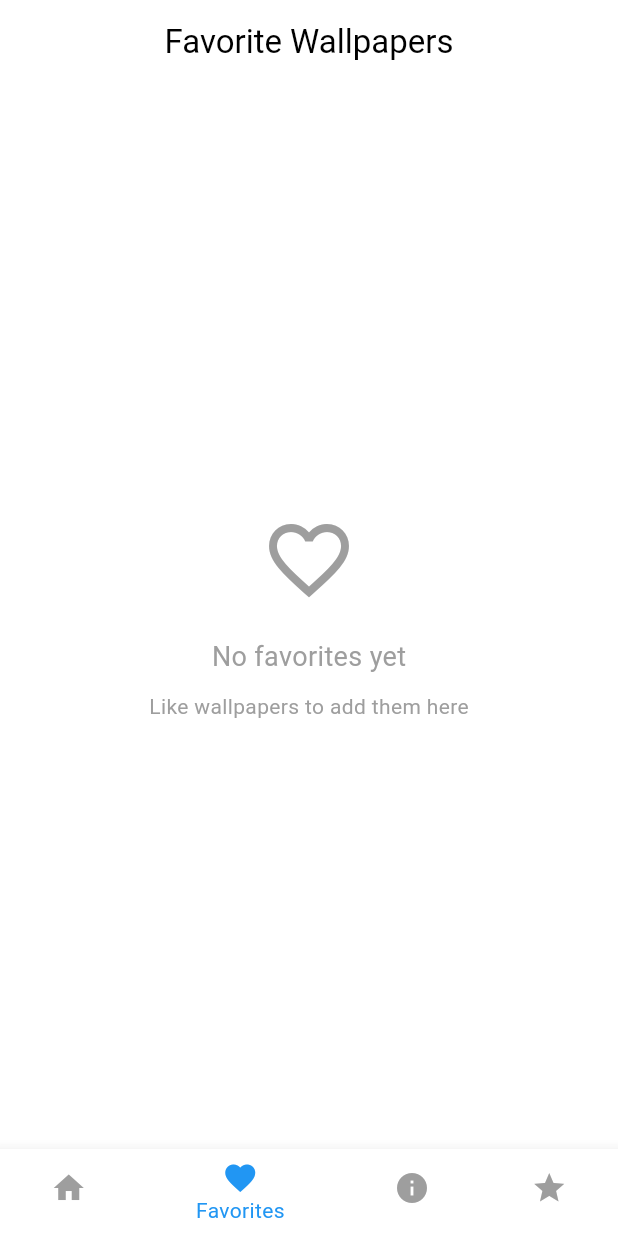
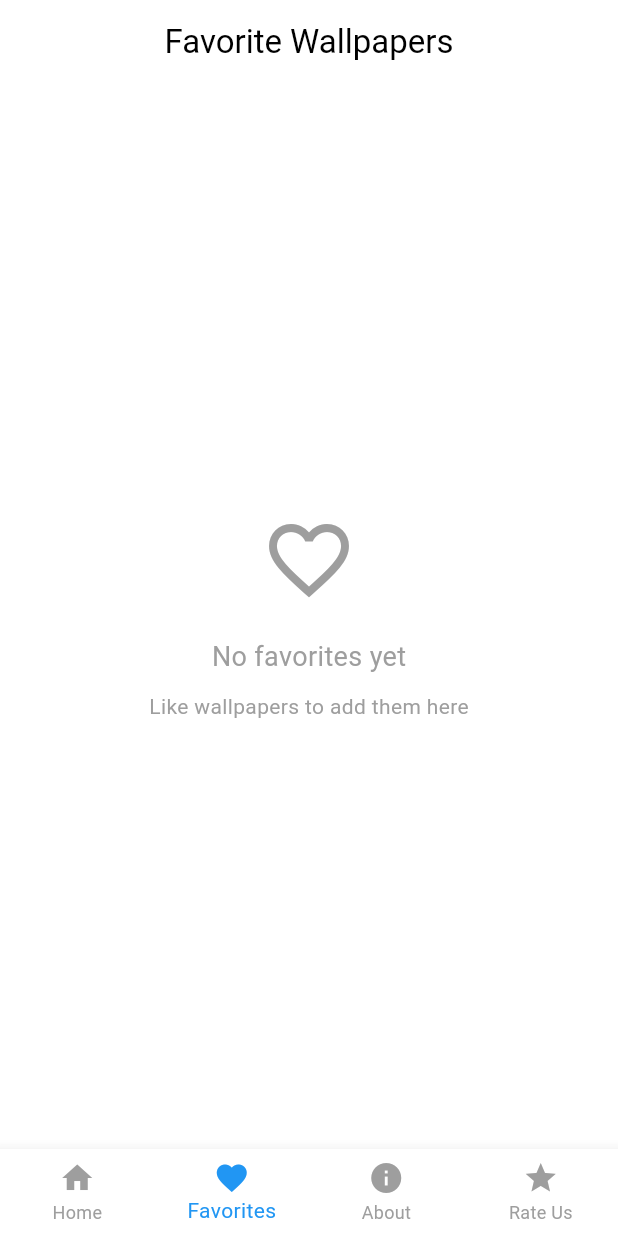
Before and after one commit to Jhero/mywall, a Flutter app: the screen it shows after launch, item 2 of the bottom bar chosen, on a phone screen of 412 x 824 dp. Run offline on Flutter 3.47's test engine with Material 3 defaults, Android fonts, the light colour scheme and no system bars; our stand-ins replace flutter_dotenv, google_mobile_ads, hive, hive_flutter, in_app_review, share_plus and 2 more; missing offline and left inert: wallpaper_manager_flutter; accounts and stored records are empty; network calls fail.

Commit message:
patch: fixed

```diff
--- a/lib/presentation/screens/main_navigation_screen.dart
+++ b/lib/presentation/screens/main_navigation_screen.dart
@@ -32,6 +32,10 @@ class _MainNavigationScreenState extends State<MainNavigationScreen> {
     return Scaffold(
       body: _screens[_selectedIndex],
       bottomNavigationBar: BottomNavigationBar(
+        type: BottomNavigationBarType.fixed, // ⬅️ WAJIB kalau item > 3
+        showSelectedLabels: true,
+        showUnselectedLabels: true,
+
         items: const <BottomNavigationBarItem>[
           BottomNavigationBarItem(
             icon: Icon(Icons.home),
@@ -51,10 +55,11 @@ class _MainNavigationScreenState extends State<MainNavigationScreen> {
           ),
         ],
         currentIndex: _selectedIndex,
-        selectedItemColor: Colors.blue,        // warna ikon saat dipilih
-        unselectedItemColor: Colors.grey,      // warna ikon saat tidak dipilih
+        selectedItemColor: Colors.blue,
+        unselectedItemColor: Colors.grey,
         onTap: _onItemTapped,
       ),
     );
   }
+
 }
```
